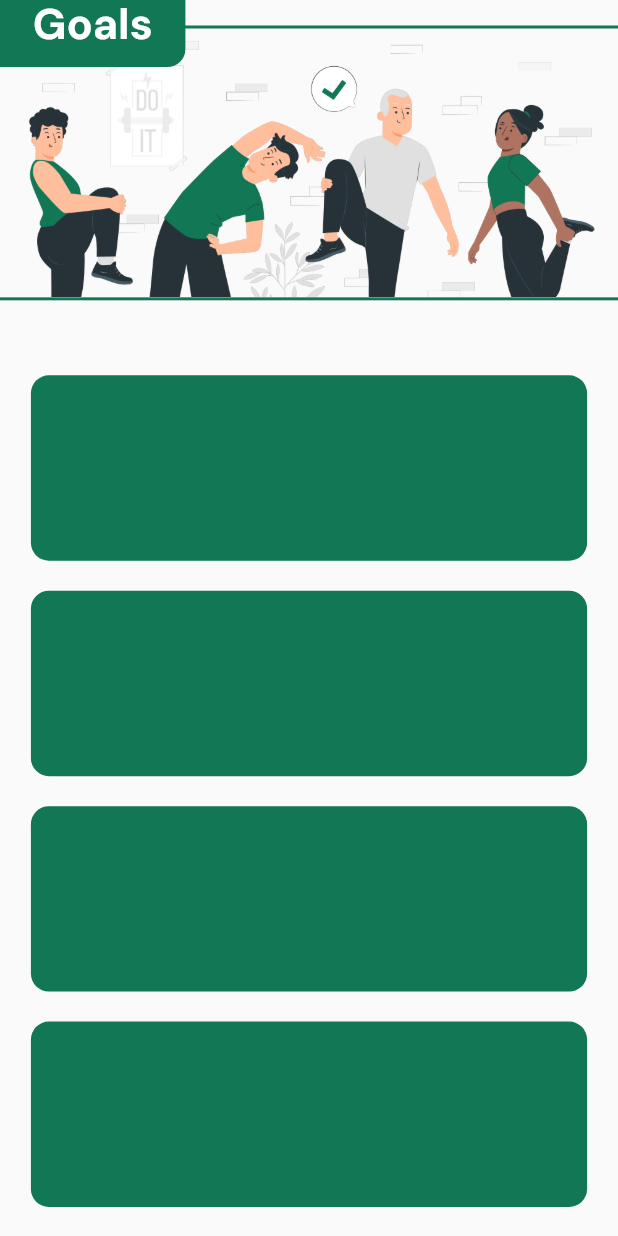
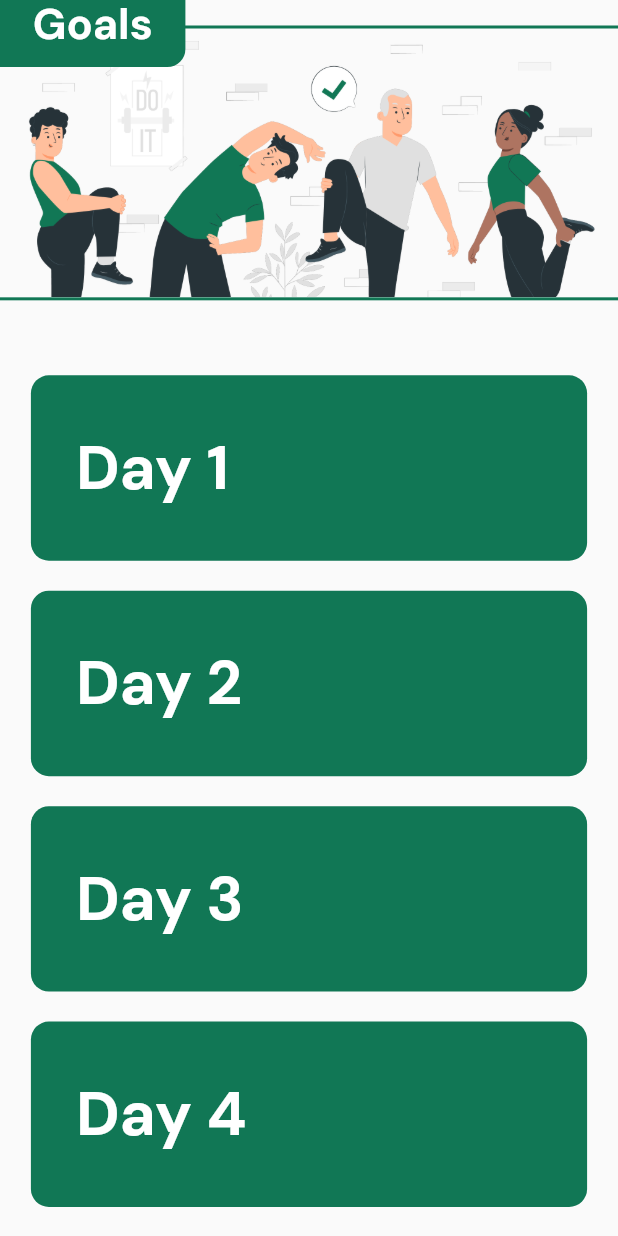
Before and after one commit to NaufalRozan/PanicAttack_App, a Flutter app: the GoalsPage screen opened directly, scrolled down 43 dp, on a phone screen of 412 x 824 dp. Run offline on Flutter 3.47's test engine with Material 2 defaults, Android fonts, the light colour scheme and no system bars; our stand-ins replace cloud_firestore, firebase_auth, firebase_core, google_fonts; accounts and stored records are empty.

Commit message:
Menambahkan text pada box

```diff
--- a/lib/pages/goals_page.dart
+++ b/lib/pages/goals_page.dart
@@ -73,44 +73,82 @@ class _GoalsPageState extends State<GoalsPage> {
               Column(
                 children: [
                   Padding(
-                    padding: EdgeInsets.only(top: 50,),
+                    padding: EdgeInsets.only(
+                      top: 50,
+                    ),
                   ),
                   Container(
+                    padding: EdgeInsets.only(left: 30, right: 30),
                     height: MediaQuery.of(context).size.height * 0.15,
                     width: MediaQuery.of(context).size.width * 0.9,
                     decoration: BoxDecoration(
-                        color: primaryButtonColor,
-                        borderRadius: BorderRadius.circular(12)),
+                      color: primaryButtonColor,
+                      borderRadius: BorderRadius.circular(12),
+                    ),
+                    child: Text(
+                      'Day 1',
+                      style: whiteTextStyle.copyWith(
+                          fontWeight: bold,
+                          fontSize: MediaQuery.of(context).size.width * 0.1),
+                    ),
+                    alignment: Alignment.centerLeft,
                   ),
                   SizedBox(
                     height: 20,
                   ),
                   Container(
+                    padding: EdgeInsets.only(left: 30, right: 30),
                     height: MediaQuery.of(context).size.height * 0.15,
                     width: MediaQuery.of(context).size.width * 0.9,
                     decoration: BoxDecoration(
-                        color: primaryButtonColor,
-                        borderRadius: BorderRadius.circular(12)),
+                      color: primaryButtonColor,
+                      borderRadius: BorderRadius.circular(12),
+                    ),
+                    child: Text(
+                      'Day 2',
+                      style: whiteTextStyle.copyWith(
+                          fontWeight: bold,
+                          fontSize: MediaQuery.of(context).size.width * 0.1),
+                    ),
+                    alignment: Alignment.centerLeft,
                   ),
                   SizedBox(
                     height: 20,
                   ),
                   Container(
+                    padding: EdgeInsets.only(left: 30, right: 30),
                     height: MediaQuery.of(context).size.height * 0.15,
                     width: MediaQuery.of(context).size.width * 0.9,
                     decoration: BoxDecoration(
-                        color: primaryButtonColor,
-                        borderRadius: BorderRadius.circular(12)),
+                      color: primaryButtonColor,
+                      borderRadius: BorderRadius.circular(12),
+                    ),
+                    child: Text(
+                      'Day 3',
+                      style: whiteTextStyle.copyWith(
+                          fontWeight: bold,
+                          fontSize: MediaQuery.of(context).size.width * 0.1),
+                    ),
+                    alignment: Alignment.centerLeft,
                   ),
                   SizedBox(
                     height: 20,
                   ),
                   Container(
+                    padding: EdgeInsets.only(left: 30, right: 30),
                     height: MediaQuery.of(context).size.height * 0.15,
                     width: MediaQuery.of(context).size.width * 0.9,
                     decoration: BoxDecoration(
-                        color: primaryButtonColor,
-                        borderRadius: BorderRadius.circular(12)),
+                      color: primaryButtonColor,
+                      borderRadius: BorderRadius.circular(12),
+                    ),
+                    child: Text(
+                      'Day 4',
+                      style: whiteTextStyle.copyWith(
+                          fontWeight: bold,
+                          fontSize: MediaQuery.of(context).size.width * 0.1),
+                    ),
+                    alignment: Alignment.centerLeft,
                   ),
                   SizedBox(
                     height: 20,
```
